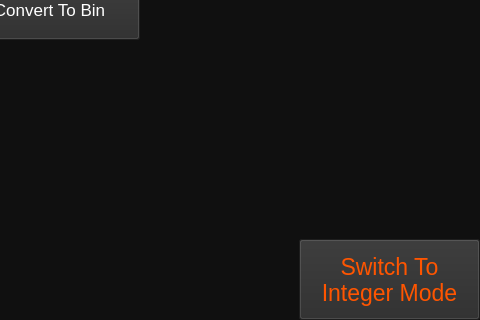
Old version of the form giaodien_qt/untitled/mainwindow.ui in the repository Kerevin/128-Bits-Data-Type; both pictures show x 441 to 921 and y 431 to 751 of the 921 by 751 pixel window.
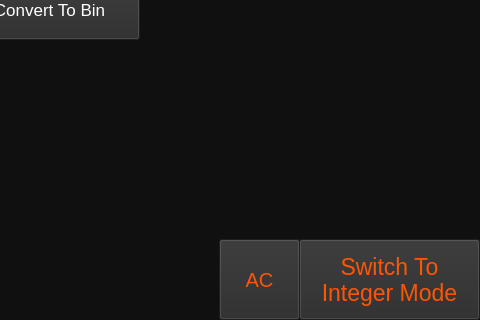
New version of the form.

```diff
--- a/giaodien_qt/untitled/mainwindow.ui
+++ b/giaodien_qt/untitled/mainwindow.ui
@@ -216,6 +216,28 @@
        <string>Convert To Bin</string>
       </property>
      </widget>
+     <widget class="QPushButton" name="not_i_3">
+      <property name="geometry">
+       <rect>
+        <x>660</x>
+        <y>670</y>
+        <width>81</width>
+        <height>81</height>
+       </rect>
+      </property>
+      <property name="font">
+       <font>
+        <pointsize>15</pointsize>
+       </font>
+      </property>
+      <property name="styleSheet">
+       <string notr="true">background-color: rgb(42, 42, 42);
+color: rgb(255, 85, 0);</string>
+      </property>
+      <property name="text">
+       <string>AC</string>
+      </property>
+     </widget>
      <zorder>switchtoint</zorder>
      <zorder>label_6</zorder>
      <zorder>label_7</zorder>
```
Left out of the diff: 24 changed lines with no effect on the pictures.
